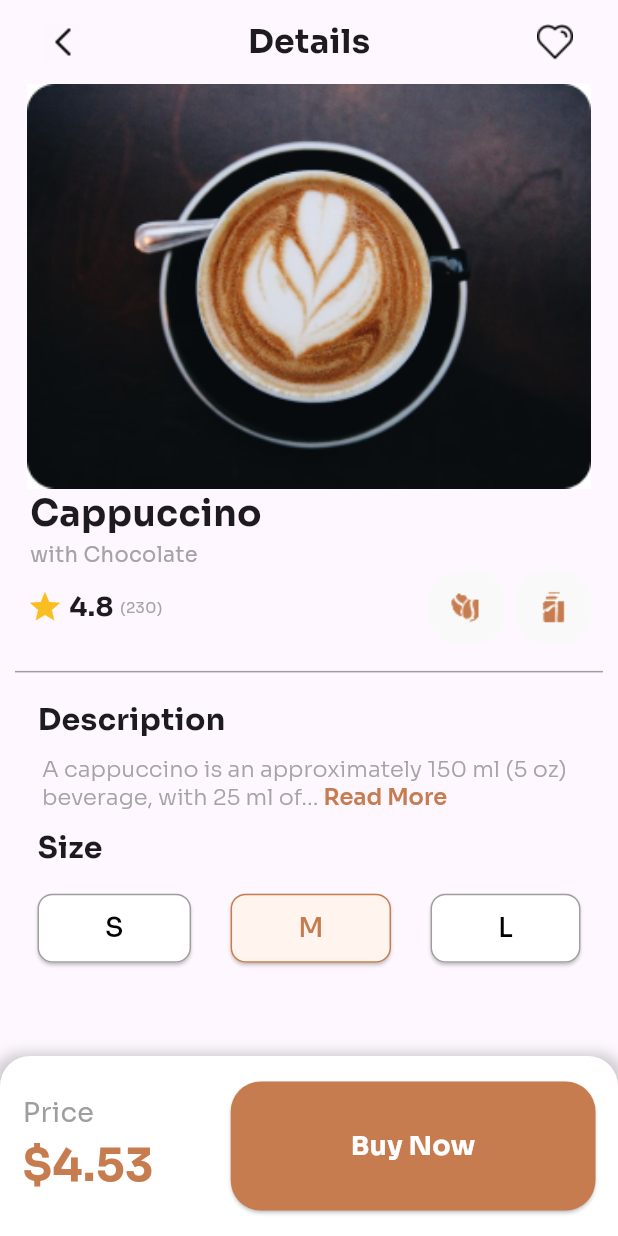
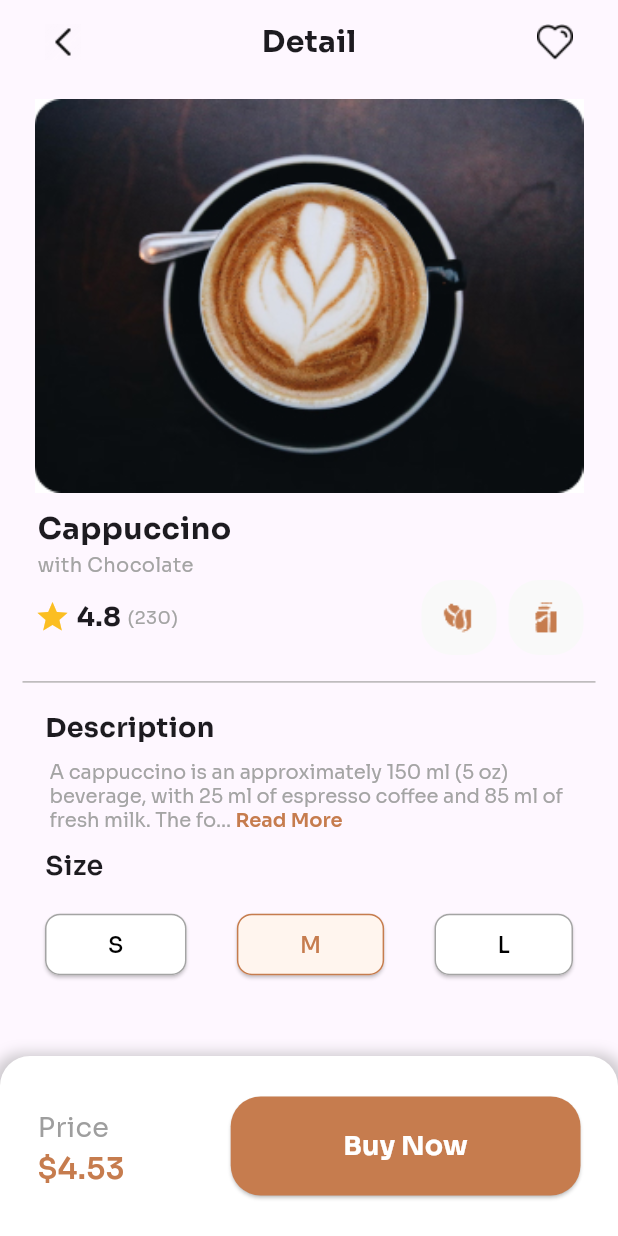
Before and after one commit to samokafor/Cappuccino, a Flutter app: the screen it shows after launch, on a phone screen of 412 x 824 dp. Run offline on Flutter 3.47's test engine with Material 3 defaults, Android fonts, the light colour scheme and no system bars.

Commit message:
Final Commit (maybe for now)

```diff
--- a/lib/main.dart
+++ b/lib/main.dart
@@ -16,21 +16,23 @@ class MyApp extends StatelessWidget {
           actions: const [
             AppBarSection(
                 leftIconImage: "assets/images/arrow_left.png",
-                appBarTitle: 'Details',
+                appBarTitle: 'Detail',
                 rightIconImage: 'assets/images/heart.png')
           ],
         ),
         body: const SingleChildScrollView(
           child: Padding(
-            padding: EdgeInsets.symmetric(horizontal: 10.0),
+            padding: EdgeInsets.symmetric(horizontal: 15.0),
             child: Column(
               children: [
+                SizedBox(height: 10),
                 Padding(
                   padding: EdgeInsets.symmetric(horizontal: 8.0),
                   child: ImageSection(
                     imageURL: 'assets/images/Rectangle.jpg',
                   ),
                 ),
+                SizedBox(height: 10),
                 ImageTitleSection(
                   imageTitle: 'Cappuccino',
                   content: 'with Chocolate',
@@ -41,13 +43,13 @@ class MyApp extends StatelessWidget {
                 ),
                 SizedBox(height: 10),
                 Divider(
-                  color: Colors.grey,
+                  color: Color(0xF0B1AFAF),
                 ),
                 SizedBox(height: 10),
                 DecsriptionSection(
                   description:
                       'A cappuccino is an approximately 150 ml (5 oz) beverage, with 25 ml of espresso coffee and 85 ml of fresh milk. The foam, which tops the beverage, consists of steamed milk that has been aerated to create a thick, creamy texture, giving the drink its signature velvety consistency.',
-                  maxLength: 70,
+                  maxLength: 118,
                 ),
                 SizedBox(
                   height: 10,
@@ -56,7 +58,6 @@ class MyApp extends StatelessWidget {
                 SizedBox(
                   height: 5,
                 ),
-                // PriceSection(price: 4.53)
               ],
             ),
           ),
@@ -110,7 +111,7 @@ class AppBarSection extends StatelessWidget {
           Text(
             appBarTitle,
             style: const TextStyle(
-                fontFamily: 'Sora', fontWeight: FontWeight.bold, fontSize: 22),
+                fontFamily: 'Sora', fontWeight: FontWeight.bold, fontSize: 20),
           ),
           Image.asset(
             rightIconImage,
@@ -159,7 +160,7 @@ class ImageTitleSection extends StatelessWidget {
               Text(
                 imageTitle,
                 style: const TextStyle(
-                  fontSize: 24,
+                  fontSize: 20,
                   fontWeight: FontWeight.bold,
                   fontFamily: 'Sora',
                 ),
@@ -169,7 +170,7 @@ class ImageTitleSection extends StatelessWidget {
                 content,
                 style: const TextStyle(
                   color: Color(0xFFa4a4a4),
-                  fontSize: 14,
+                  fontSize: 13,
                   fontFamily: 'Sora',
                 ),
               ),
@@ -204,7 +205,7 @@ class RatingSection extends StatelessWidget {
                 )),
             Text('($numberOfRaters)',
                 style: const TextStyle(
-                    fontSize: 10,
+                    fontSize: 12,
                     fontFamily: 'Sora',
                     color: Color(0xFFA4A4A4))),
           ],
@@ -257,8 +258,8 @@ class DecsriptionSection extends StatelessWidget {
           children: [
             Text('Description',
                 style: TextStyle(
-                    fontWeight: FontWeight.bold,
-                    fontSize: 20,
+                    fontWeight: FontWeight.w700,
+                    fontSize: 18,
                     fontFamily: 'Sora')),
           ],
         ),
@@ -279,9 +280,9 @@ class DecsriptionSection extends StatelessWidget {
                               ? '${description.substring(0, maxLength)}...'
                               : description,
                           style: const TextStyle(
-                            fontSize: 15,
+                            fontSize: 13,
                             fontFamily: 'Sora',
-                            fontWeight: FontWeight.w300,
+                            fontWeight: FontWeight.w400,
                             color: Color(0xFFA4A4A4),
                           ),
                         ),
@@ -289,7 +290,7 @@ class DecsriptionSection extends StatelessWidget {
                           const TextSpan(
                             text: ' Read More',
                             style: TextStyle(
-                              fontSize: 15,
+                              fontSize: 13,
                               fontFamily: 'Sora',
                               fontWeight: FontWeight.w600,
                               color: Color(0xFFC67C4E),
@@ -312,6 +313,7 @@ class SizeSection extends StatefulWidget {
   const SizeSection({super.key});
 
   @override
+  // ignore: library_private_types_in_public_api
   _SizeSectionState createState() => _SizeSectionState();
 }
 
@@ -330,8 +332,8 @@ class _SizeSectionState extends State<SizeSection> {
               child: Text(
                 'Size',
                 style: TextStyle(
-                  fontWeight: FontWeight.bold,
-                  fontSize: 20,
+                  fontWeight: FontWeight.w600,
+                  fontSize: 18,
                   fontFamily: 'Sora',
                 ),
               ),
@@ -395,17 +397,17 @@ class SizeChip extends StatelessWidget {
 
   @override
   Widget build(BuildContext context) {
-    final borderColor = isSelected ? const Color(0xFFC67C4E) : Colors.grey;
+    final borderColor = isSelected ? const Color(0xFFC67C4E) : const Color(0xFFA4A4A4);
     return ElevatedButton(
       onPressed: onPressed,
       style: ElevatedButton.styleFrom(
-        primary: isSelected
+        backgroundColor: isSelected
             ? const Color(0xFFFFF5EE)
             : Colors.white,
-        onPrimary: isSelected
+        foregroundColor: isSelected
             ? const Color(0xFFC67C4E)
             : Colors.black,
-        padding: const EdgeInsets.symmetric(vertical: 10, horizontal: 45),
+        padding: const EdgeInsets.symmetric(vertical: 10, horizontal: 42),
         shape: RoundedRectangleBorder(
           borderRadius: BorderRadius.circular(10),
           side: BorderSide(color: borderColor),
@@ -415,7 +417,7 @@ class SizeChip extends StatelessWidget {
         size,
         style: const TextStyle(
           fontFamily: 'Sora',
-          fontSize: 18,
+          fontSize: 15,
         ),
       ),
     );
@@ -428,7 +430,7 @@ class PriceSection extends StatelessWidget {
   @override
   Widget build(BuildContext context) {
     return Padding(
-      padding: const EdgeInsets.all(15.0),
+      padding: const EdgeInsets.all(25.0),
       child: Row(
         mainAxisAlignment: MainAxisAlignment.spaceBetween,
         children: [
@@ -446,8 +448,8 @@ class PriceSection extends StatelessWidget {
               ),
               Text('\$$price',
                   style: const TextStyle(
-                      fontWeight: FontWeight.bold,
-                      fontSize: 30,
+                      fontWeight: FontWeight.w600,
+                      fontSize: 20,
                       fontFamily: 'Sora',
                       color: Color(0xFFC67C4E))),
             ],
@@ -458,7 +460,7 @@ class PriceSection extends StatelessWidget {
               foregroundColor: Colors.white,
               backgroundColor: const Color(0xFFC67C4E), // Change text color
               padding: const EdgeInsets.symmetric(
-                  vertical: 30, horizontal: 80),
+                  vertical: 20, horizontal: 75),
               shape: RoundedRectangleBorder(
                 borderRadius: BorderRadius.circular(20),
               ),
--- a/pubspec.yaml
+++ b/pubspec.yaml
@@ -70,6 +70,7 @@ flutter:
     - assets/images/heart.png
     - assets/images/milk.png
     - assets/images/Rectangle.jpg
+    - assets/images/Samuel-N-Okafor-Cappuccino-Screenshot.jpg
 
 
   # An image asset can refer to one or more resolution-specific "variants", see
```
Also changed, not shown: assets/images/Samuel-N-Okafor-Cappuccino-Screenshot.jpg (added), 2 other files.
